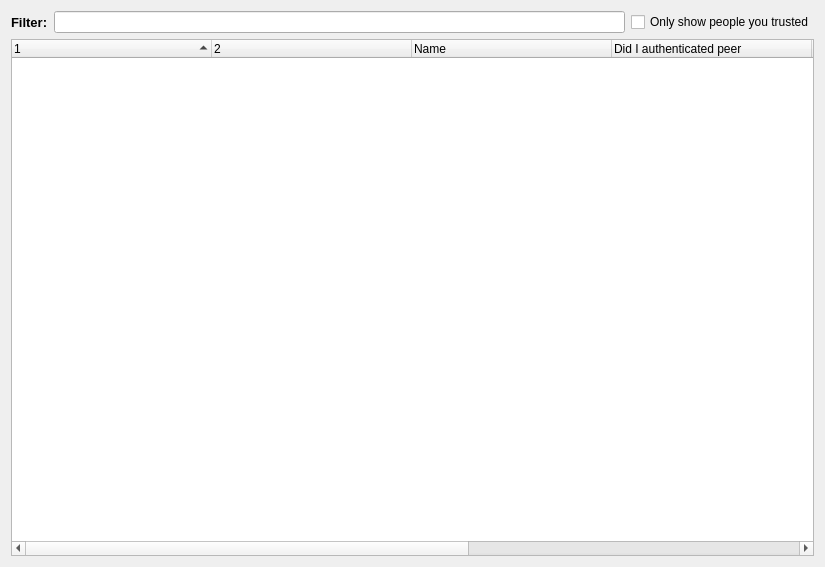
This is retroshare-gui/src/gui/NetworkDialog.ui in RetroShare/RetroShare as Qt 5 draws it before an edit. The edited form follows.
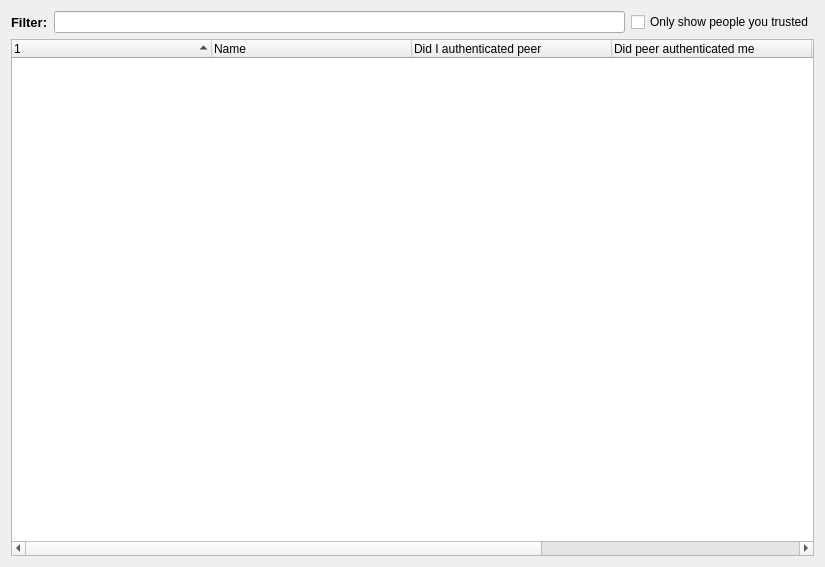
This is the edited form. Icons and pictures are not drawn. Custom widgets are drawn as their Qt base class.

Commit message: Fixed to use the correct sized Icon Fixed item in Network Dialog

The edit to the form file:
```diff
--- a/retroshare-gui/src/gui/NetworkDialog.ui
+++ b/retroshare-gui/src/gui/NetworkDialog.ui
@@ -102,11 +102,6 @@
         <string/>
        </property>
       </column>
-      <column>
-       <property name="text">
-        <string/>
-       </property>
-      </column>
       <column>
        <property name="text">
         <string>Name</string>
```
The commit also changes 2 other files.
